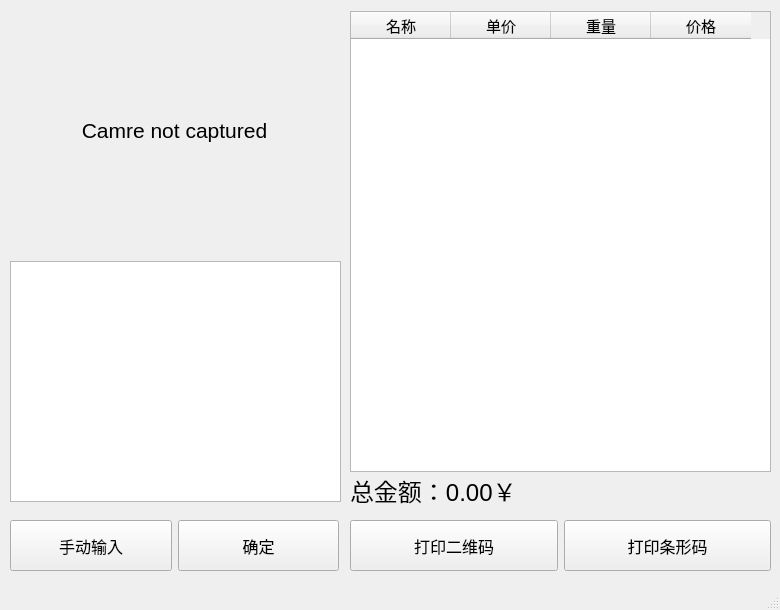
Before: the Qt Designer form view/main.ui in HolmesAmzish/ElectricScale, drawn with Qt 5.
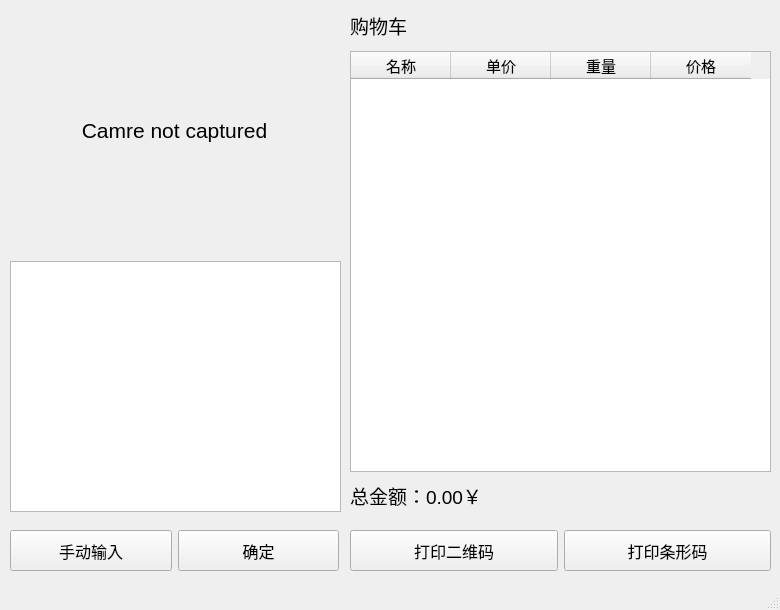
After: the same form once the commit is applied.

What changed in the file:
```diff
--- a/view/main.ui
+++ b/view/main.ui
@@ -30,9 +30,9 @@
     <property name="geometry">
      <rect>
       <x>350</x>
-      <y>520</y>
+      <y>530</y>
       <width>421</width>
-      <height>51</height>
+      <height>41</height>
      </rect>
     </property>
     <layout class="QHBoxLayout" name="horizontalLayout" stretch="0,0">
@@ -78,14 +78,14 @@
     <property name="geometry">
      <rect>
       <x>350</x>
-      <y>470</y>
+      <y>480</y>
       <width>401</width>
-      <height>41</height>
+      <height>31</height>
      </rect>
     </property>
     <property name="font">
      <font>
-      <pointsize>18</pointsize>
+      <pointsize>14</pointsize>
      </font>
     </property>
     <property name="text">
@@ -120,9 +120,9 @@
     <property name="geometry">
      <rect>
       <x>10</x>
-      <y>520</y>
+      <y>530</y>
       <width>329</width>
-      <height>51</height>
+      <height>41</height>
      </rect>
     </property>
     <layout class="QHBoxLayout" name="horizontalLayout_2" stretch="0,0">
@@ -168,9 +168,9 @@
     <property name="geometry">
      <rect>
       <x>350</x>
-      <y>11</y>
+      <y>51</y>
       <width>421</width>
-      <height>461</height>
+      <height>421</height>
      </rect>
     </property>
     <property name="font">
@@ -178,6 +178,12 @@
       <pointsize>11</pointsize>
      </font>
     </property>
+    <property name="showGrid">
+     <bool>true</bool>
+    </property>
+    <property name="gridStyle">
+     <enum>Qt::DashLine</enum>
+    </property>
     <column>
      <property name="text">
       <string>名称</string>
@@ -225,10 +231,28 @@
       <x>10</x>
       <y>261</y>
       <width>331</width>
-      <height>241</height>
+      <height>251</height>
      </rect>
     </property>
    </widget>
+   <widget class="QLabel" name="label">
+    <property name="geometry">
+     <rect>
+      <x>350</x>
+      <y>10</y>
+      <width>421</width>
+      <height>31</height>
+     </rect>
+    </property>
+    <property name="font">
+     <font>
+      <pointsize>14</pointsize>
+     </font>
+    </property>
+    <property name="text">
+     <string>购物车</string>
+    </property>
+   </widget>
   </widget>
   <widget class="QMenuBar" name="menubar">
    <property name="geometry">
```
Left out of the diff: 2 changed lines with no effect on the pictures.
